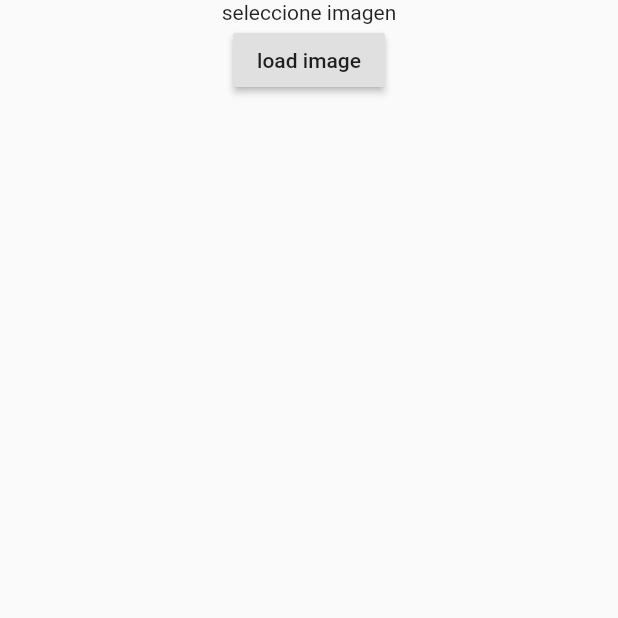
After one commit to jero0137/PosIt, a Flutter app: the screen it shows after launch, after a tap on "load image", on a phone screen of 412 x 824 dp, the top half of it. The commit adds this screen. Run offline on Flutter 3.47's test engine with Material 2 defaults, Android fonts, the phone set to English and light mode, and no system bars; our stand-ins replace image_picker; missing offline and left inert: camera_web, cloud_firestore_web, dart:html, firebase_core_web, image_picker_for_web; accounts and stored records are empty; network calls fail.

Commit message:
vista editar

```diff
--- a/lib/generated_plugin_registrant.dart
+++ b/lib/generated_plugin_registrant.dart
@@ -6,14 +6,18 @@
 // ignore_for_file: lines_longer_than_80_chars
 // ignore_for_file: depend_on_referenced_packages
 
+import 'package:camera_web/camera_web.dart';
 import 'package:cloud_firestore_web/cloud_firestore_web.dart';
 import 'package:firebase_core_web/firebase_core_web.dart';
+import 'package:image_picker_for_web/image_picker_for_web.dart';
 
 import 'package:flutter_web_plugins/flutter_web_plugins.dart';
 
 // ignore: public_member_api_docs
 void registerPlugins(Registrar registrar) {
+  CameraPlugin.registerWith(registrar);
   FirebaseFirestoreWeb.registerWith(registrar);
   FirebaseCoreWeb.registerWith(registrar);
+  ImagePickerPlugin.registerWith(registrar);
   registrar.registerMessageHandler();
 }
--- a/lib/main.dart
+++ b/lib/main.dart
@@ -1,8 +1,10 @@
 import 'package:flutter/material.dart';
 import 'package:posit/vistas/Feed.dart';
+import 'package:posit/vistas/PhotoPreviewScreen.dart';
 import 'package:posit/vistas/agregarpost.dart';
 import 'package:posit/vistas/comentario.dart';
 import 'package:posit/vistas/configuracion.dart';
+import 'package:posit/vistas/editarpost.dart';
 import 'package:posit/vistas/login.dart';
 import 'package:posit/vistas/signin.dart';
 
@@ -22,7 +24,7 @@ class MyApp extends StatelessWidget {
       theme: ThemeData(
         primarySwatch: Colors.blue,
       ),
-      home: configuracion(),
+      home: PhotoPreviewScreen(),
     );
   }
 }
--- /dev/null
+++ b/lib/vistas/PhotoPreviewScreen.dart
@@ -0,0 +1,38 @@
+
+
+import 'dart:io';
+
+import 'package:flutter/cupertino.dart';
+import 'package:flutter/material.dart';
+import 'package:image_picker/image_picker.dart';
+
+class PhotoPreviewScreen extends StatefulWidget {
+
+  @override
+  _PhotoPreviewScreenState createState() => _PhotoPreviewScreenState();
+}
+class _PhotoPreviewScreenState extends State<PhotoPreviewScreen> {
+  var imagePath;
+  @override
+  Widget build(BuildContext context) {
+
+
+    return Scaffold(
+      body: Column(children: [
+        Text('seleccione imagen'),
+        (imagePath==null)?Container(): Image.file(File(imagePath)),
+        RaisedButton(
+          child: Text('load image'),
+          onPressed:() async{
+            final ImagePicker _picker = ImagePicker();
+            PickedFile? _pickedFile = await _picker.getImage(source: ImageSource.camera);
+            imagePath = _pickedFile?.path;
+            setState(() {
+
+            });
+          })
+      ],)
+
+    );
+  }
+}
--- a/lib/vistas/comentario.dart
+++ b/lib/vistas/comentario.dart
@@ -10,7 +10,7 @@ class comentario extends StatelessWidget {
   Widget build(BuildContext context) {
     return Scaffold(
       backgroundColor: Color(0xFF031630),
-      appBar: cabeceraFlecha('COMENTARIOS'),
+      appBar: cabeceraFlecha('COMENTARIOS', context),
       body: Center(
         child: SingleChildScrollView(
           child:Column(
--- a/lib/vistas/configuracion.dart
+++ b/lib/vistas/configuracion.dart
@@ -16,7 +16,7 @@ class _configuracionState extends State<configuracion> {
   Widget build(BuildContext context) {
     return Scaffold(
       backgroundColor: Color(0xFF031630),
-      appBar: cabeceraFlecha2('Configuración', context),
+      appBar: cabeceraFlecha('Configuración', context),
       body: Center(
         child: ListView(
           children: [
--- a/pubspec.yaml
+++ b/pubspec.yaml
@@ -32,10 +32,15 @@ dependencies:
   flutter:
     sdk: flutter
 
+  camera:
+  path_provider:
+  path:
+
 
   # The following adds the Cupertino Icons font to your application.
   # Use with the CupertinoIcons class for iOS style icons.
   cupertino_icons: ^1.0.2
+  image_picker:
   firebase_core: ^2.1.0
   cloud_firestore: ^4.0.2
 
```
Also changed, not shown: lib/vistas/agregarpost.dart (+29 -1 lines), lib/vistas/editarpost.dart (added, +28 -0 lines), lib/widgets/widgets.dart (+34 -19 lines), pubspec.lock, 1 other file.
